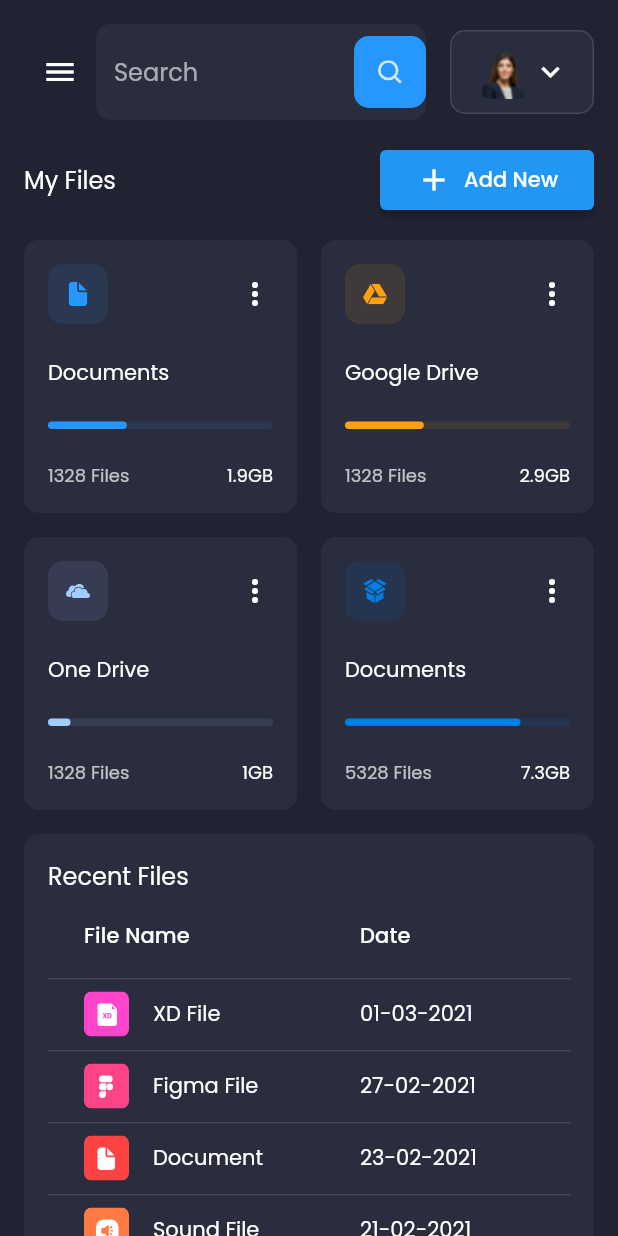
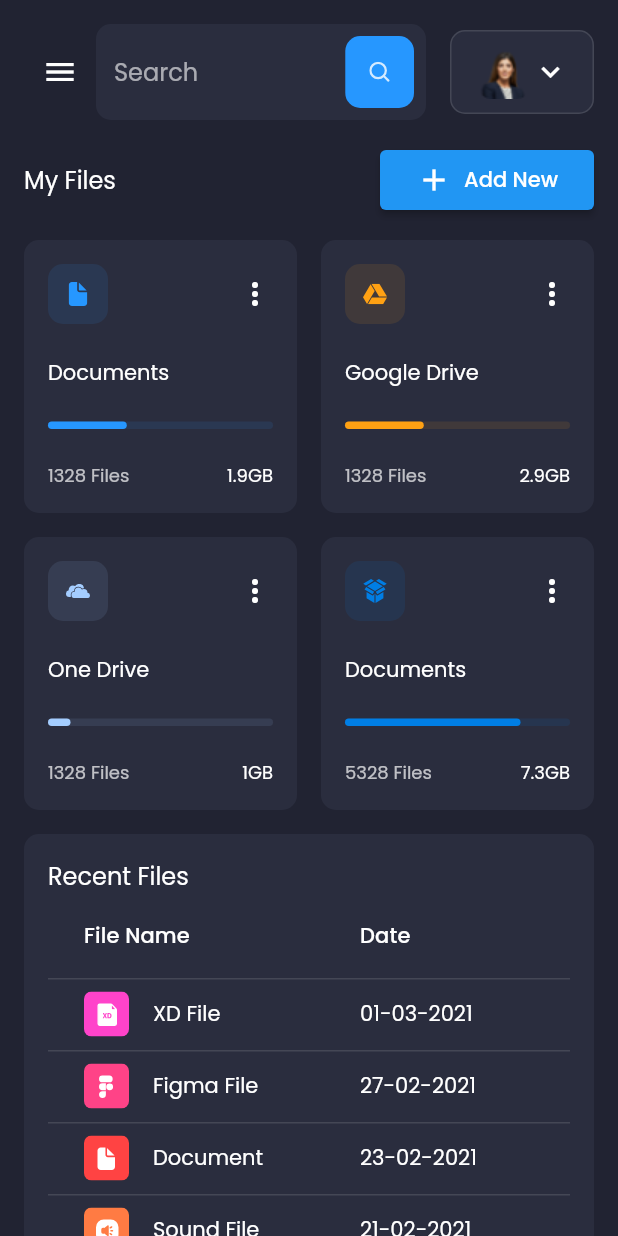
Before and after one commit to tadakun8/flutter_responsive_admin_panel_or_dashboard_clone, a Flutter app: the screen it shows after launch, on a phone screen of 412 x 824 dp. Run offline on Flutter 3.47's test engine with Material 2 defaults, Android fonts, the phone set to English and light mode, and no system bars; drawn by our look-alikes of data_table_2; our stand-ins replace fl_chart, flutter_svg, google_fonts.

Commit message:
fix: Adjust the position of search icon

```diff
--- a/lib/screen/dashboard/components/header.dart
+++ b/lib/screen/dashboard/components/header.dart
@@ -96,6 +96,7 @@ class SearchField extends StatelessWidget {
         //   ),
         // ),
         suffixIcon: Container(
+          margin: const EdgeInsets.only(right: Constants.defaultPadding * 0.5),
           decoration: BoxDecoration(
             color: Constants.primaryColor,
             borderRadius: BorderRadius.circular(10),
```
